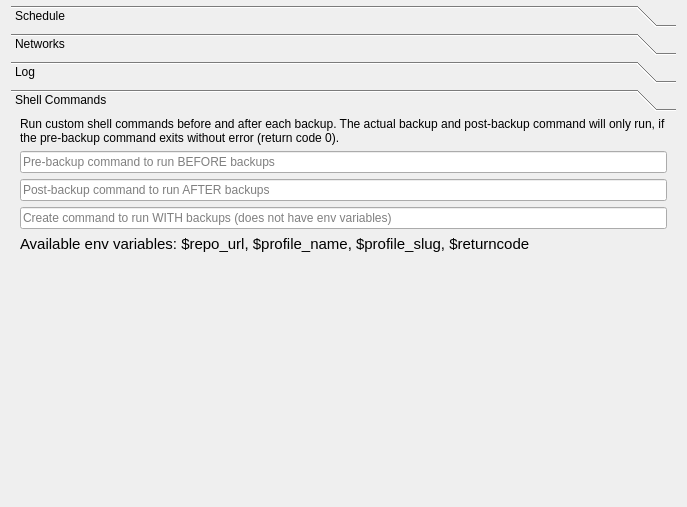
Before: the Qt Designer form src/vorta/assets/UI/scheduletab.ui in borgbase/vorta, drawn with Qt 5.
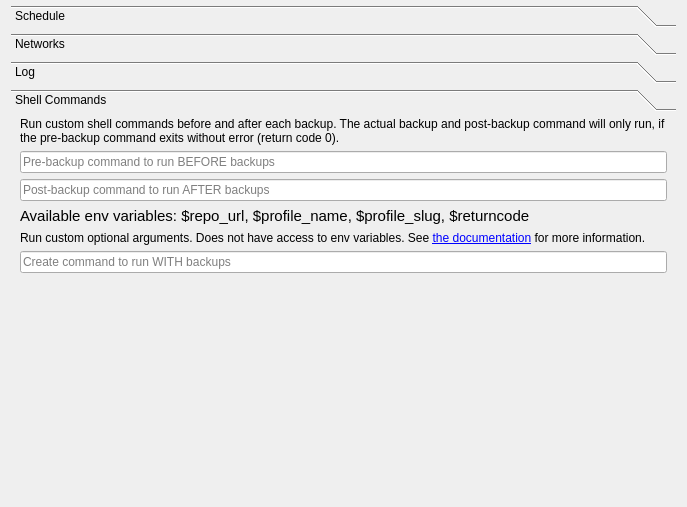
After: the same form once the commit is applied.

Commit message: Add link to borg docs

```diff
--- a/src/vorta/assets/UI/scheduletab.ui
+++ b/src/vorta/assets/UI/scheduletab.ui
@@ -524,16 +524,6 @@
          </property>
         </widget>
        </item>
-       <item>
-        <widget class="QLineEdit" name="createCmdLineEdit">
-         <property name="styleSheet">
-          <string notr="true">font-family:'Courier';</string>
-         </property>
-         <property name="placeholderText">
-          <string>Create command to run WITH backups (does not have env variables)</string>
-         </property>
-        </widget>
-       </item>
        <item>
         <widget class="QLabel" name="label_6">
          <property name="font">
@@ -546,6 +536,26 @@
          </property>
         </widget>
        </item>
+       <item>
+        <widget class="QLabel" name="label_7">
+         <property name="text">
+          <string>Run custom optional arguments. Does not have access to env variables. See &lt;a href=&quot;https://borgbackup.readthedocs.io/en/stable/usage/create.html&quot;&gt;the documentation&lt;/a&gt; for more information.</string>
+         </property>
+         <property name="wordWrap">
+          <bool>true</bool>
+         </property>
+        </widget>
+       </item>
+       <item>
+        <widget class="QLineEdit" name="createCmdLineEdit">
+         <property name="styleSheet">
+          <string notr="true">font-family:'Courier';</string>
+         </property>
+         <property name="placeholderText">
+          <string>Create command to run WITH backups</string>
+         </property>
+        </widget>
+       </item>
        <item>
         <spacer name="verticalSpacer_2">
          <property name="orientation">
```
Left out of the diff: 12 changed lines with no effect on the pictures.
